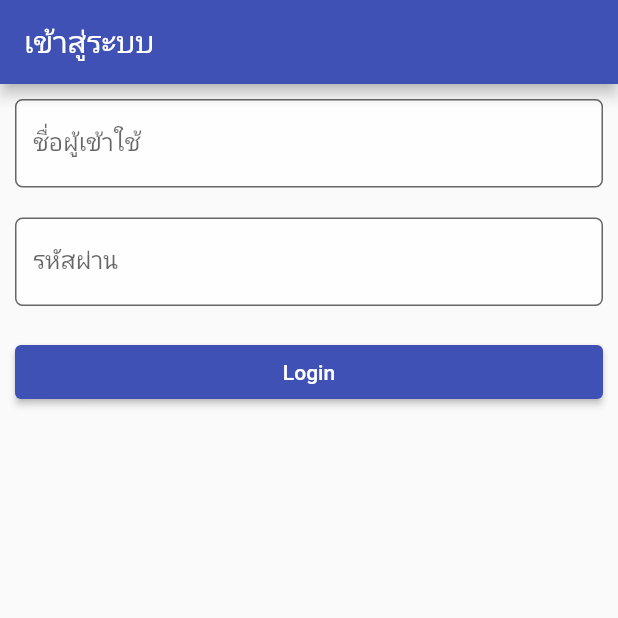
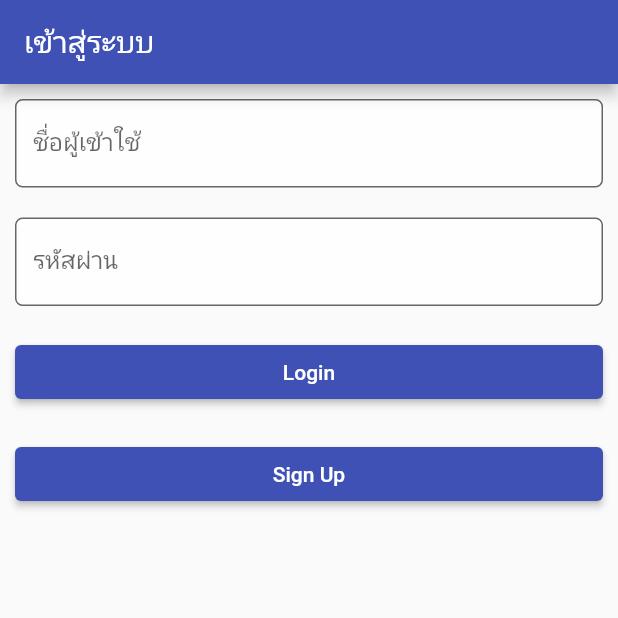
Before and after one commit to Exabby/savingKpt, a Flutter app: the screen it shows after launch, on a phone screen of 412 x 824 dp, the top half of it. Run offline on Flutter 3.47's test engine with Material 2 defaults, Android fonts, the phone set to English and light mode, and no system bars.

Commit message:
สร้างหน้า SignUp

```diff
--- a/lib/screen/home.dart
+++ b/lib/screen/home.dart
@@ -28,9 +28,7 @@ class Homekpts extends StatelessWidget {
                       padding: const EdgeInsets.all(20.0),
                       child: Text(
                         args.title + args.name + ' ' + args.lname,
-                        style: TextStyle(
-                          color: Colors.blue,
-                        ),
+                        style: TextStyle(color: Colors.white, fontSize: 30),
                       ),
                     ),
                     decoration: BoxDecoration(
--- a/lib/screen/memberlogin.dart
+++ b/lib/screen/memberlogin.dart
@@ -98,6 +98,16 @@ class _MemberLoginState extends State<MemberLogin> {
                           onPressed: () => doLogin(), child: Text('Login'))),
                 ],
               ),
+            ),
+            Padding(
+              padding: const EdgeInsets.all(10.0),
+              child: Row(
+                children: <Widget>[
+                  Expanded(
+                      child: ElevatedButton(
+                          onPressed: () => doLogin(), child: Text('Sign Up'))),
+                ],
+              ),
             )
           ],
         ),
```
Also changed, not shown: lib/screen/signUp.dart (added, +15 -0 lines).
